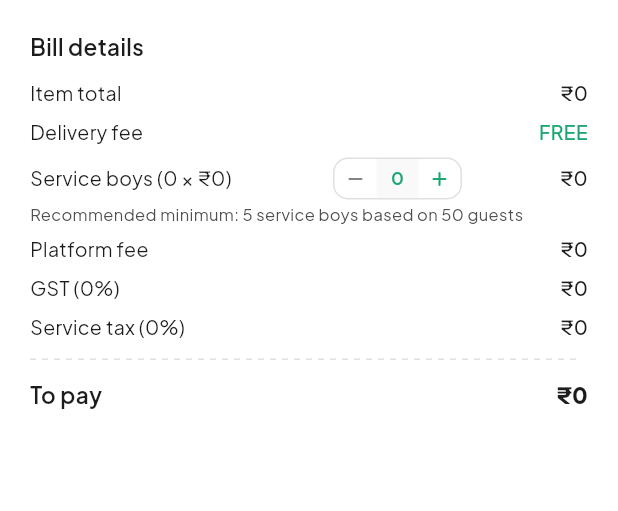
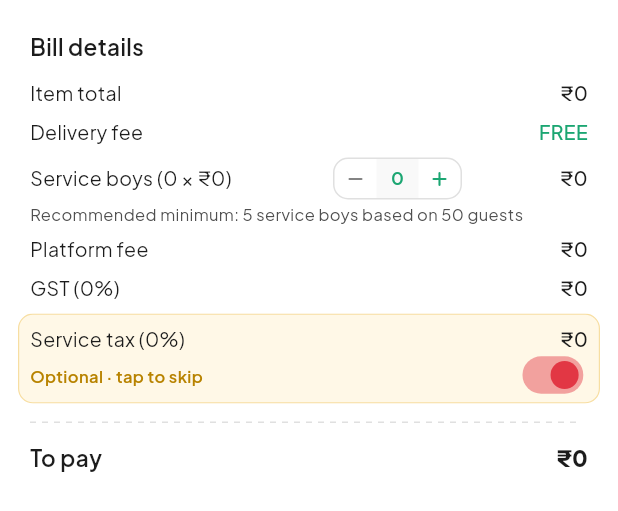
Before and after one commit to ankittttss/banquet-catering-app, a Flutter app: the _BillDetails widget shown alone on an empty page, opened directly with empty values, on a phone screen of 412 x 824 dp. Shown: the top 511 px of the screen. Run offline on Flutter 3.47's test engine with Material 3 defaults, Android fonts, the phone set to English and light mode, and no system bars; drawn by our look-alikes of flutter_animate; our stand-ins replace cached_network_image, flutter_map, flutter_riverpod, flutter_svg, geocoding, geolocator and 7 more; accounts and stored records are empty.

Commit message:
feat(cart): make service tax customer-optional via inline tile toggle
- ChargesConfig: leave admin-set percentage untouched; CheckoutTotals.compute
  gains optional includeServiceTax (default true) — when false, serviceTax
  is zeroed and excluded from total
- New includeServiceTaxProvider StateProvider (default true) shared across
  cart and checkout so the choice persists through the flow
- New ServiceTaxTile widget: highlighted band with subtle accent bg + hairline
  border, peeks ~8px past column edges via Stack + clipBehavior: Clip.none
  (label/price stay pixel-aligned with sibling _BillRows). Tap anywhere
  to toggle; off-state shows '— · you save ₹X', on-state shows
  'Optional · tap to skip'
- Wired tile into cart_screen and checkout_screen bill summaries; floating
  checkout bar and place-order total both reflect the toggle
- Order persistence is naturally consistent: supabase_order_repository
  already stores gst + serviceTax combined, so opting out simply records
  the lower total

````diff
--- a/lib/data/models/checkout_totals.dart
+++ b/lib/data/models/checkout_totals.dart
@@ -45,12 +45,19 @@ class CheckoutTotals {
   /// real billable amount, but won't break the build.
   ///
   /// [serviceBoyCount] multiplies the per-boy cost. Defaults to 1.
+  ///
+  /// [includeServiceTax] is the customer-side opt-in toggle. The tile is
+  /// always shown in the bill details so the customer sees the configured
+  /// percentage, but when this is `false` the amount is zeroed and the
+  /// total drops accordingly. Defaults to `true` so legacy call sites keep
+  /// applying service tax.
   static CheckoutTotals compute({
     required List<CartItem> cart,
     required ChargesConfig charges,
     required Map<String, double> deliveryByRestaurant,
     int guestCount = 1,
     int serviceBoyCount = 1,
+    bool includeServiceTax = true,
   }) {
     final scale = guestCount.clamp(1, 100000);
     final boys = serviceBoyCount.clamp(0, 999);
@@ -67,7 +74,9 @@ class CheckoutTotals {
         charges.waterBottleCost +
         charges.platformFee;
     final gst = subtotal * (charges.gstPercent / 100);
-    final serviceTax = subtotal * (charges.serviceTaxPercent / 100);
+    final serviceTax = includeServiceTax
+        ? subtotal * (charges.serviceTaxPercent / 100)
+        : 0.0;
     final total = subtotal + gst + serviceTax;
     return CheckoutTotals(
       foodCost: food,
--- a/lib/features/user/screens/cart_screen.dart
+++ b/lib/features/user/screens/cart_screen.dart
@@ -19,6 +19,7 @@ import '../../../shared/providers/charges_providers.dart';
 import '../../../shared/providers/event_providers.dart';
 import '../../../shared/providers/menu_providers.dart';
 import '../../../shared/widgets/app_scaffold.dart';
+import '../../../shared/widgets/service_tax_tile.dart';
 import '../../../shared/widgets/user_bottom_nav.dart';
 
 class CartScreen extends ConsumerWidget {
@@ -115,12 +116,14 @@ class _CartBody extends ConsumerWidget {
           loading: () => const SizedBox.shrink(),
           error: (_, __) => const SizedBox.shrink(),
           data: (cfg) {
+            final includeServiceTax = ref.watch(includeServiceTaxProvider);
             final totals = _totalsFor(
               cart,
               cfg,
               restaurants,
               event.guestCount,
               event.effectiveServiceBoyCount,
+              includeServiceTax,
             );
             return Positioned(
               left: 0,
@@ -140,6 +143,7 @@ class _CartBody extends ConsumerWidget {
     List<Restaurant> restaurants,
     int guestCount,
     int serviceBoyCount,
+    bool includeServiceTax,
   ) {
     final uniq = cart.map((c) => c.item.restaurantId).toSet();
     final delivery = <String, double>{};
@@ -158,6 +162,7 @@ class _CartBody extends ConsumerWidget {
       deliveryByRestaurant: delivery,
       guestCount: guestCount,
       serviceBoyCount: serviceBoyCount,
+      includeServiceTax: includeServiceTax,
     );
   }
 }
@@ -502,13 +507,18 @@ class _BillDetails extends ConsumerWidget {
           )
           .deliveryCharge;
     }
+    final includeServiceTax = ref.watch(includeServiceTaxProvider);
     final totals = CheckoutTotals.compute(
       cart: cart,
       charges: charges,
       deliveryByRestaurant: delivery,
       guestCount: event.guestCount,
       serviceBoyCount: event.effectiveServiceBoyCount,
+      includeServiceTax: includeServiceTax,
     );
+    // Always-on amount so the tile can show "you save ₹X" when skipped.
+    final serviceTaxIfIncluded =
+        totals.subtotal * (charges.serviceTaxPercent / 100);
 
     return Container(
       color: AppColors.surface,
@@ -553,9 +563,13 @@ class _BillDetails extends ConsumerWidget {
             'GST (${charges.gstPercent.toStringAsFixed(charges.gstPercent.truncateToDouble() == charges.gstPercent ? 0 : 1)}%)',
             Formatters.currency(totals.gst),
           ),
-          _BillRow(
-            'Service tax (${charges.serviceTaxPercent.toStringAsFixed(charges.serviceTaxPercent.truncateToDouble() == charges.serviceTaxPercent ? 0 : 1)}%)',
-            Formatters.currency(totals.serviceTax),
+          ServiceTaxTile(
+            percent: charges.serviceTaxPercent,
+            amount: serviceTaxIfIncluded,
+            included: includeServiceTax,
+            onChanged: (v) => ref
+                .read(includeServiceTaxProvider.notifier)
+                .state = v,
           ),
           const Padding(
             padding: EdgeInsets.symmetric(vertical: AppSizes.sm),
--- a/lib/features/user/screens/checkout_screen.dart
+++ b/lib/features/user/screens/checkout_screen.dart
@@ -24,6 +24,7 @@ import '../../../shared/providers/menu_providers.dart';
 import '../../../shared/providers/repositories_providers.dart';
 import '../../../shared/widgets/app_error_view.dart';
 import '../../../shared/widgets/app_scaffold.dart';
+import '../../../shared/widgets/service_tax_tile.dart';
 
 enum _PaymentMethod { upi, card, cod }
 
@@ -143,12 +144,14 @@ class _CheckoutScreenState extends ConsumerState<CheckoutScreen> {
         loading: () => const Center(child: CircularProgressIndicator()),
         error: (e, _) => AppErrorView(error: e),
         data: (cfg) {
+          final includeServiceTax = ref.watch(includeServiceTaxProvider);
           final totals = _totalsFor(
             cart,
             cfg,
             restaurants,
             event.guestCount,
             event.effectiveServiceBoyCount,
+            includeServiceTax,
           );
           return Stack(
             children: [
@@ -202,6 +205,10 @@ class _CheckoutScreenState extends ConsumerState<CheckoutScreen> {
                       charges: cfg,
                       minimumServiceBoys: event.suggestedServiceBoys,
                       guests: event.guestCount,
+                      includeServiceTax: includeServiceTax,
+                      onServiceTaxChanged: (bool v) => ref
+                          .read(includeServiceTaxProvider.notifier)
+                          .state = v,
                       onMinusBoy: () => ref
                           .read(eventDraftProvider.notifier)
                           .bumpServiceBoyCount(-1),
@@ -236,6 +243,7 @@ class _CheckoutScreenState extends ConsumerState<CheckoutScreen> {
     List<Restaurant> restaurants,
     int guestCount,
     int serviceBoyCount,
+    bool includeServiceTax,
   ) {
     final uniq = cart.map((c) => c.item.restaurantId).toSet();
     final delivery = <String, double>{};
@@ -254,6 +262,7 @@ class _CheckoutScreenState extends ConsumerState<CheckoutScreen> {
       deliveryByRestaurant: delivery,
       guestCount: guestCount,
       serviceBoyCount: serviceBoyCount,
+      includeServiceTax: includeServiceTax,
     );
   }
 }
@@ -550,6 +559,8 @@ class _BillSummary extends StatelessWidget {
     required this.charges,
     required this.minimumServiceBoys,
     required this.guests,
+    required this.includeServiceTax,
+    required this.onServiceTaxChanged,
     required this.onMinusBoy,
     required this.onPlusBoy,
   });
@@ -558,6 +569,8 @@ class _BillSummary extends StatelessWidget {
   final ChargesConfig charges;
   final int minimumServiceBoys;
   final int guests;
+  final bool includeServiceTax;
+  final ValueChanged<bool> onServiceTaxChanged;
   final VoidCallback onMinusBoy;
   final VoidCallback onPlusBoy;
 
@@ -608,9 +621,11 @@ class _BillSummary extends StatelessWidget {
             'GST (${_pct(charges.gstPercent)}%)',
             Formatters.currency(totals.gst),
           ),
-          _BillRow(
-            'Service tax (${_pct(charges.serviceTaxPercent)}%)',
-            Formatters.currency(totals.serviceTax),
+          ServiceTaxTile(
+            percent: charges.serviceTaxPercent,
+            amount: totals.subtotal * (charges.serviceTaxPercent / 100),
+            included: includeServiceTax,
+            onChanged: onServiceTaxChanged,
           ),
           const Padding(
             padding: EdgeInsets.symmetric(vertical: AppSizes.sm),
--- a/lib/shared/providers/charges_providers.dart
+++ b/lib/shared/providers/charges_providers.dart
@@ -6,3 +6,8 @@ import 'repositories_providers.dart';
 final chargesConfigProvider = FutureProvider<ChargesConfig>((ref) {
   return ref.read(chargesRepositoryProvider).fetch();
 });
+
+/// Customer-side opt-in for the service-tax line. Defaults to `true`.
+/// Both cart and checkout screens read the same value so the choice
+/// carries across the cart → checkout flow.
+final includeServiceTaxProvider = StateProvider<bool>((_) => true);
--- /dev/null
+++ b/lib/shared/widgets/service_tax_tile.dart
@@ -0,0 +1,183 @@
+import 'package:flutter/material.dart';
+import 'package:flutter/services.dart';
+
+import '../../core/constants/app_colors.dart';
+import '../../core/constants/app_sizes.dart';
+import '../../core/constants/app_text_styles.dart';
+import '../../core/utils/formatters.dart';
+
+/// Bill-summary row for the optional service-tax charge.
+///
+/// Visually a highlighted band that **extends slightly past the bill
+/// column edges** (a few px of overhang on each side) so the chrome
+/// reads as a distinct card, *while the label and amount inside stay
+/// pixel-aligned with the regular `_BillRow`s above and below*:
+///
+/// ```
+///  Item total                                ₹2,500
+///  Delivery fee                                FREE
+/// ┌──────────────────────────────────────────────┐
+/// │Service tax (5%)                          ₹152│  ← same x as siblings
+/// │Optional · tap to skip                ●━━○   │
+/// └──────────────────────────────────────────────┘
+///  To pay                                  ₹3,354
+/// ```
+///
+/// Trick: a `Stack` with `clipBehavior: Clip.none` lets a `Positioned`
+/// layer (the bg + border) render `_overhang` px past the natural
+/// column width on each side, while the content layer above it sits at
+/// the column's natural left/right — so the text never moves.
+///
+/// Tap anywhere on the band to flip the toggle. When [included] is false
+/// the amount renders as "—" (struck through) and the caption flips to a
+/// positive savings note; the upstream total drops via the shared
+/// `includeServiceTaxProvider`.
+class ServiceTaxTile extends StatelessWidget {
+  const ServiceTaxTile({
+    super.key,
+    required this.percent,
+    required this.amount,
+    required this.included,
+    required this.onChanged,
+  });
+
+  final double percent;
+
+  /// Amount the customer would pay if service tax IS included. Always
+  /// passed in so the tile can show "you save ₹X" when the toggle is off.
+  final double amount;
+
+  final bool included;
+  final ValueChanged<bool> onChanged;
+
+  /// How far the bg + border peeks past the column edges on each side.
+  static const double _overhang = 8;
+
+  String _pct(double v) =>
+      v.toStringAsFixed(v.truncateToDouble() == v ? 0 : 1);
+
+  @override
+  Widget build(BuildContext context) {
+    // Match _BillRow's value styling exactly so the column stays consistent.
+    final labelStyle = AppTextStyles.body.copyWith(fontSize: 13);
+    final valueStyle = AppTextStyles.body.copyWith(
+      color: included ? AppColors.textPrimary : AppColors.textMuted,
+      fontSize: 13,
+      fontWeight: FontWeight.w500,
+      decoration: included ? null : TextDecoration.lineThrough,
+      decorationColor: AppColors.textMuted,
+    );
+
+    final fillColor =
+        included ? AppColors.accentSoft : AppColors.surfaceAlt;
+    final borderColor = included
+        ? AppColors.accent.withValues(alpha: 0.30)
+        : AppColors.border;
+    final radius = BorderRadius.circular(AppSizes.radiusSm);
+
+    return Padding(
+      // Breathing room separating the band from neighbouring rows.
+      padding: const EdgeInsets.symmetric(vertical: 4),
+      child: Stack(
+        clipBehavior: Clip.none,
+        children: [
+          // ── Layer 1: bg + border, peeking past the column edges ──
+          Positioned(
+            left: -_overhang,
+            right: -_overhang,
+            top: 0,
+            bottom: 0,
+            child: Material(
+              color: Colors.transparent,
+              borderRadius: radius,
+              child: Ink(
+                decoration: BoxDecoration(
+                  color: fillColor,
+                  borderRadius: radius,
+                  border: Border.all(color: borderColor, width: 0.8),
+                ),
+                child: InkWell(
+                  borderRadius: radius,
+                  onTap: () {
+                    HapticFeedback.selectionClick();
+                    onChanged(!included);
+                  },
+                ),
+              ),
+            ),
+          ),
+          // ── Layer 2: content sits at the column's natural width ──
+          Padding(
+            padding: const EdgeInsets.symmetric(vertical: AppSizes.sm),
+            child: Column(
+              crossAxisAlignment: CrossAxisAlignment.start,
+              children: [
+                // Top line — aligns with every bill row in the column.
+                Row(
+                  children: [
+                    Expanded(
+                      child: Text(
+                        'Service tax (${_pct(percent)}%)',
+                        style: labelStyle,
+                      ),
+                    ),
+                    Text(
+                      included ? Formatters.currency(amount) : '—',
+                      style: valueStyle,
+                    ),
+                  ],
+                ),
+                const SizedBox(height: 4),
+                // Affordance line — caption + compact toggle, indented
+                // to the same column edges as the line above.
+                Row(
+                  children: [
+                    Expanded(
+                      child: Text(
+                        included
+                            ? 'Optional · tap to skip'
+                            : 'Skipped · you save '
+                                '${Formatters.currency(amount)}',
+                        style: AppTextStyles.caption.copyWith(
+                          fontSize: 11,
+                          color: included
+                              ? AppColors.accentDark
+                              : AppColors.success,
+                          fontWeight: FontWeight.w600,
+                        ),
+                      ),
+                    ),
+                    SizedBox(
+                      height: 22,
+                      child: Transform.scale(
+                        scale: 0.78,
+                        alignment: Alignment.centerRight,
+                        child: Switch(
+                          value: included,
+                          onChanged: (v) {
+                            HapticFeedback.selectionClick();
+                            onChanged(v);
+                          },
+                          activeThumbColor: AppColors.primary,
+                          activeTrackColor:
+                              AppColors.primary.withValues(alpha: 0.45),
+                          inactiveThumbColor: AppColors.surface,
+                          inactiveTrackColor: AppColors.border,
+                          trackOutlineColor: const WidgetStatePropertyAll(
+                            Colors.transparent,
+                          ),
+                          materialTapTargetSize:
+                              MaterialTapTargetSize.shrinkWrap,
+                        ),
+                      ),
+                    ),
+                  ],
+                ),
+              ],
+            ),
+          ),
+        ],
+      ),
+    );
+  }
+}
````
